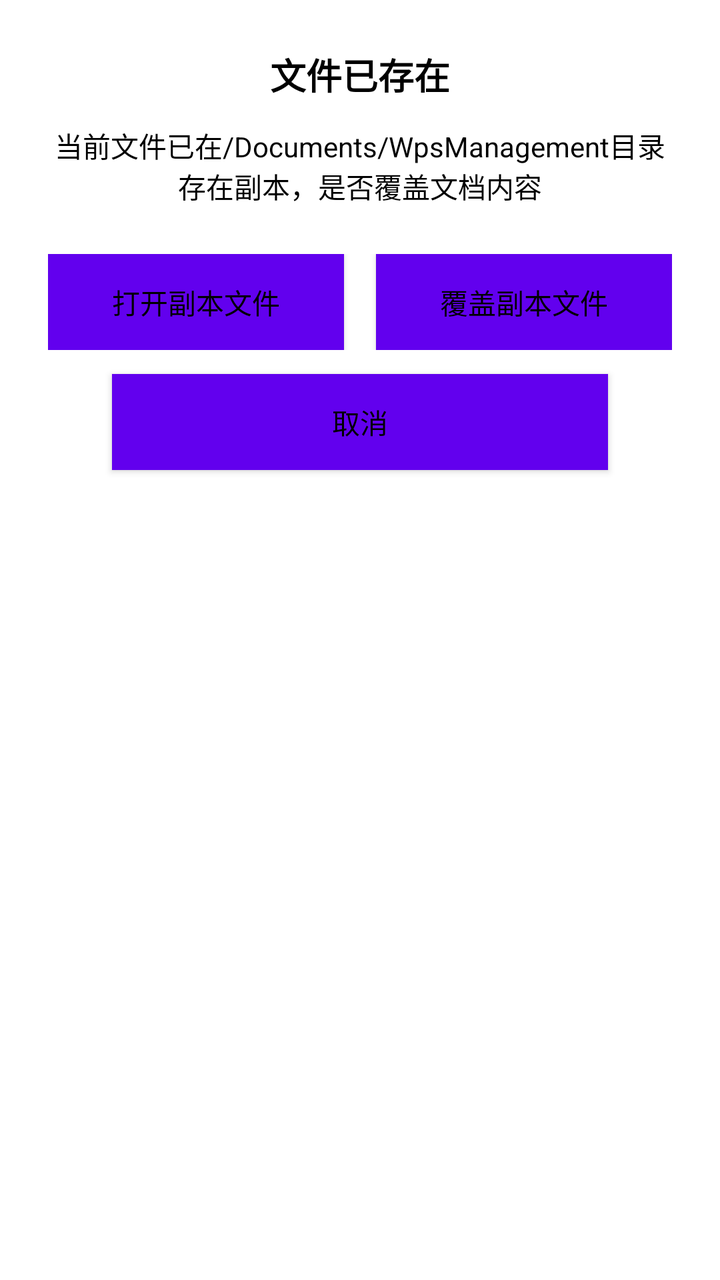
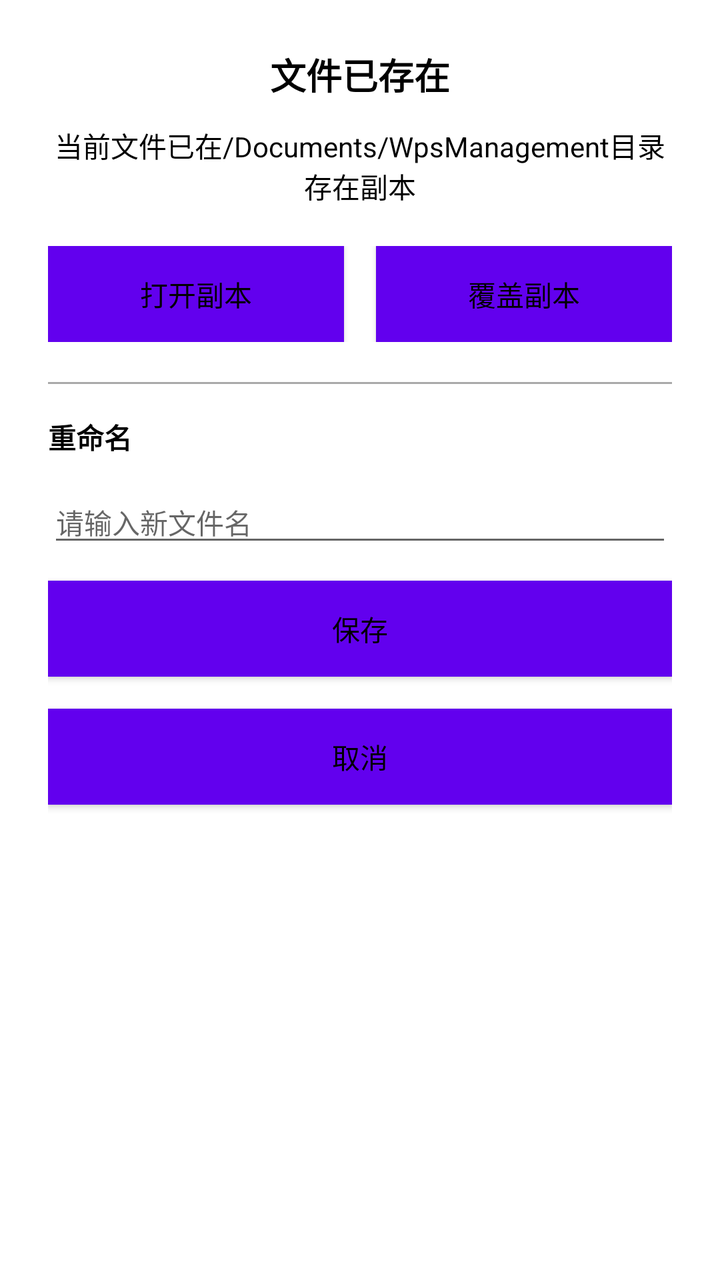

Screens rendered from an Android XML layout before and after an edit, with the pre-edit source and the edit as a unified diff.
<!-- AndroidManifest.xml: application theme Theme.WpsPasswordManager -->
<!-- res/layout/dialog_file_exists.xml -->
<?xml version="1.0" encoding="utf-8"?>
<LinearLayout xmlns:android="http://schemas.android.com/apk/res/android"
    android:layout_width="match_parent"
    android:layout_height="wrap_content"
    android:orientation="vertical"
    android:padding="24dp">

    <TextView
        android:id="@+id/tv_title"
        android:layout_width="match_parent"
        android:layout_height="wrap_content"
        android:text="文件已存在"
        android:textSize="18sp"
        android:textColor="@android:color/black"
        android:textStyle="bold"
        android:gravity="center_horizontal"
        android:layout_marginBottom="12dp" />

    <TextView
        android:id="@+id/tv_message"
        android:layout_width="match_parent"
        android:layout_height="wrap_content"
        android:text="当前文件已在/Documents/WpsManagement目录存在副本，是否覆盖文档内容"
        android:textSize="14sp"
        android:textColor="@android:color/black"
        android:gravity="center_horizontal"
        android:layout_marginBottom="24dp" />

    <LinearLayout
        android:layout_width="match_parent"
        android:layout_height="wrap_content"
        android:orientation="horizontal"
        android:gravity="end">

        <Button
            android:id="@+id/btn_open_copy"
            android:layout_width="0dp"
            android:layout_height="wrap_content"
            android:layout_weight="1"
            android:text="打开副本文件"
            android:textColor="@android:color/black"
            android:background="@color/purple_500"
            android:layout_marginEnd="8dp" />

        <Button
            android:id="@+id/btn_overwrite"
            android:layout_width="0dp"
            android:layout_height="wrap_content"
            android:layout_weight="1"
            android:text="覆盖副本文件"
            android:textColor="@android:color/black"
            android:background="@color/purple_500"
            android:layout_marginStart="8dp" />

    </LinearLayout>

    <Button
        android:id="@+id/btn_cancel"
        android:layout_width="match_parent"
        android:layout_height="wrap_content"
        android:text="取消"
        android:textColor="@android:color/black"
        android:background="@color/purple_500"
        android:layout_marginTop="12dp"
        android:layout_marginStart="32dp"
        android:layout_marginEnd="32dp" />

</LinearLayout>
<!-- resources referenced by this layout -->
<resources>
  <color name="purple_500">#FF6200EE</color>
  <style name="Theme.WpsPasswordManager" parent="Theme.MaterialComponents.DayNight.DarkActionBar">
          
          <item name="colorPrimary">@color/purple_500</item>
          <item name="colorPrimaryVariant">@color/purple_700</item>
          <item name="colorOnPrimary">@color/white</item>
          
          <item name="colorSecondary">@color/teal_200</item>
          <item name="colorSecondaryVariant">@color/teal_700</item>
          <item name="colorOnSecondary">@color/black</item>
          
          <item name="android:statusBarColor" tools:targetApi="l">?attr/colorPrimaryVariant</item>
          
      </style>
  <color name="purple_700">#FF3700B3</color>
  <color name="white">#FFFFFFFF</color>
  <color name="teal_200">#FF03DAC5</color>
  <color name="teal_700">#FF018786</color>
  <color name="black">#FF000000</color>
</resources>

<!-- the commit's change to res/layout/dialog_file_exists.xml (unified diff, before → after) -->
@@ -20,24 +20,24 @@
         android:id="@+id/tv_message"
         android:layout_width="match_parent"
         android:layout_height="wrap_content"
-        android:text="当前文件已在/Documents/WpsManagement目录存在副本，是否覆盖文档内容"
+        android:text="当前文件已在/Documents/WpsManagement目录存在副本"
         android:textSize="14sp"
         android:textColor="@android:color/black"
         android:gravity="center_horizontal"
-        android:layout_marginBottom="24dp" />
+        android:layout_marginBottom="20dp" />
 
     <LinearLayout
         android:layout_width="match_parent"
         android:layout_height="wrap_content"
         android:orientation="horizontal"
-        android:gravity="end">
+        android:gravity="center">
 
         <Button
             android:id="@+id/btn_open_copy"
             android:layout_width="0dp"
             android:layout_height="wrap_content"
             android:layout_weight="1"
-            android:text="打开副本文件"
+            android:text="打开副本"
             android:textColor="@android:color/black"
             android:background="@color/purple_500"
             android:layout_marginEnd="8dp" />
@@ -47,12 +47,57 @@
             android:layout_width="0dp"
             android:layout_height="wrap_content"
             android:layout_weight="1"
-            android:text="覆盖副本文件"
+            android:text="覆盖副本"
             android:textColor="@android:color/black"
             android:background="@color/purple_500"
             android:layout_marginStart="8dp" />
 
     </LinearLayout>
+
+    <View
+        android:layout_width="match_parent"
+        android:layout_height="1dp"
+        android:background="@android:color/darker_gray"
+        android:layout_marginTop="20dp"
+        android:layout_marginBottom="16dp" />
+
+    <TextView
+        android:id="@+id/tv_rename_title"
+        android:layout_width="match_parent"
+        android:layout_height="wrap_content"
+        android:text="重命名"
+        android:textSize="14sp"
+        android:textColor="@android:color/black"
+        android:textStyle="bold"
+        android:layout_marginBottom="12dp" />
+
+    <EditText
+        android:id="@+id/et_new_file_name"
+        android:layout_width="match_parent"
+        android:layout_height="wrap_content"
+        android:hint="请输入新文件名"
+        android:textSize="14sp"
+        android:inputType="text"
+        android:maxLines="1"
+        android:layout_marginBottom="12dp" />
+
+    <TextView
+        android:id="@+id/tv_error_message"
+        android:layout_width="match_parent"
+        android:layout_height="wrap_content"
+        android:textSize="12sp"
+        android:textColor="@android:color/holo_red_light"
+        android:visibility="gone"
+        android:layout_marginBottom="12dp" />
+
+    <Button
+        android:id="@+id/btn_rename_save"
+        android:layout_width="match_parent"
+        android:layout_height="wrap_content"
+        android:text="保存"
+        android:textColor="@android:color/black"
+        android:background="@color/purple_500"
+        android:layout_marginBottom="16dp" />
 
     <Button
         android:id="@+id/btn_cancel"
@@ -60,9 +105,6 @@
         android:layout_height="wrap_content"
         android:text="取消"
         android:textColor="@android:color/black"
-        android:background="@color/purple_500"
-        android:layout_marginTop="12dp"
-        android:layout_marginStart="32dp"
-        android:layout_marginEnd="32dp" />
+        android:background="@color/purple_500" />
 
 </LinearLayout>
